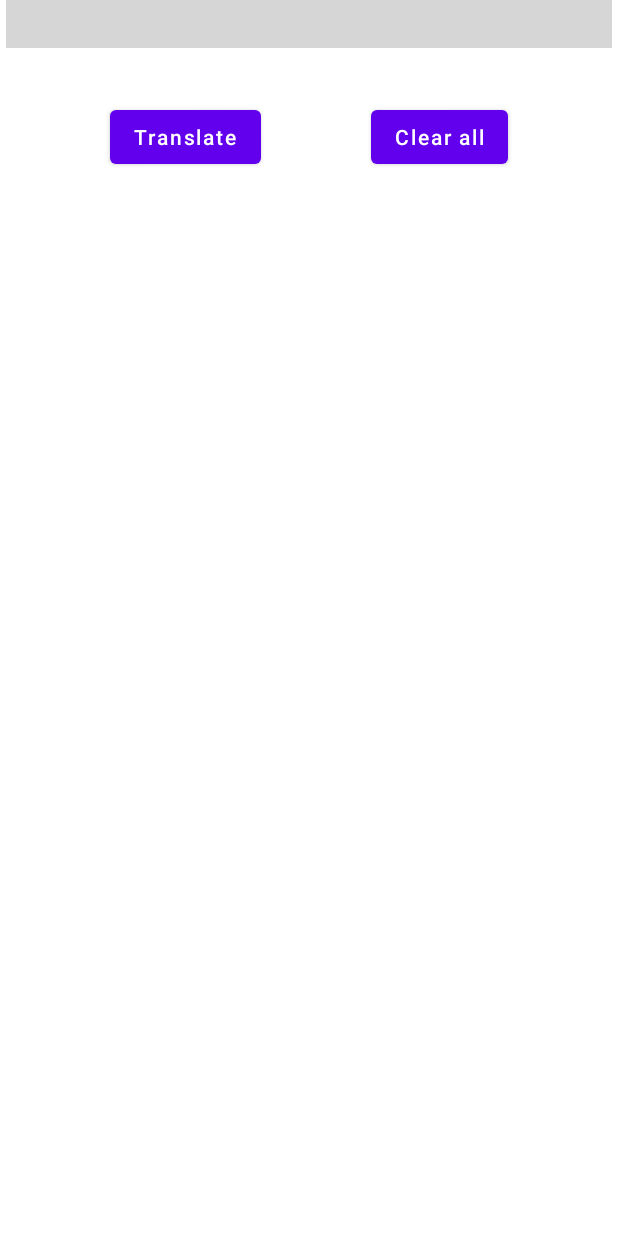
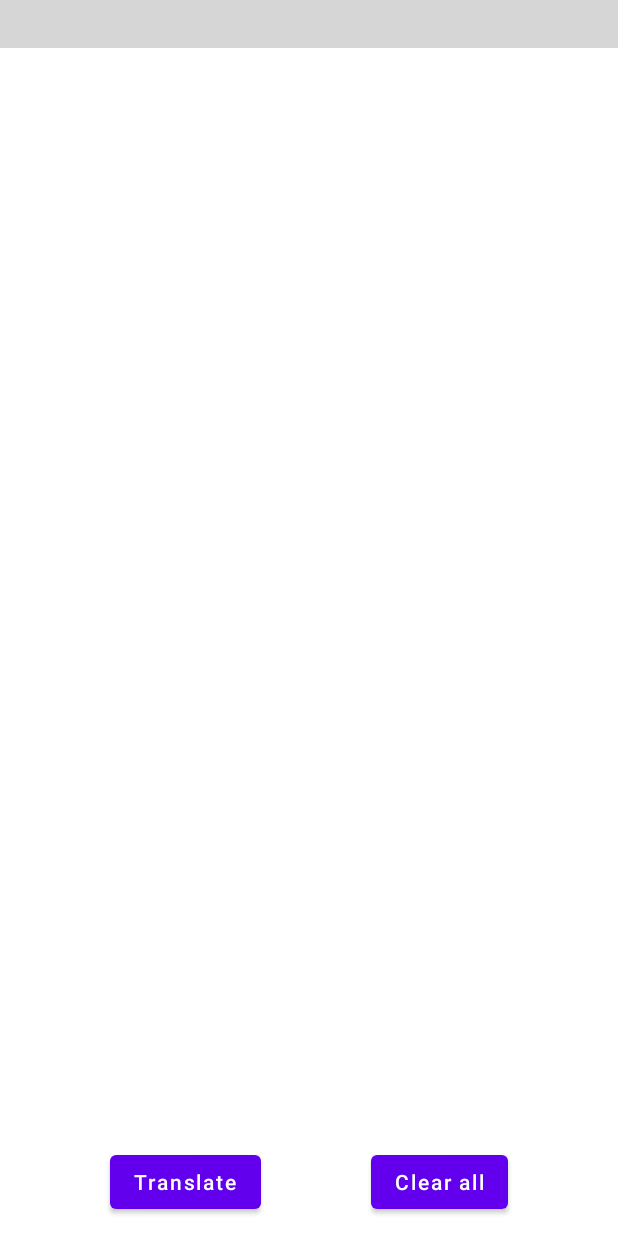
Before and after one commit to okdiman/easy-peasy-travel-repo, an Android app: the layout recognizer_fragment.xml on its own in the app's theme, with its tools: preview values and no code run, on a phone screen of 412 x 824 dp. Run offline under Robolectric (Android 15) with nearby library versions, the phone set to English and light mode, and no system bars; plain views replace PreviewView; grey boxes are pictures that could not be loaded.

Commit message:
сменил тему и вынес кнопки из скролл сью

```diff
--- a/app/src/main/java/okunev/projects/easypeasytravel/recognizer/presentation/RecognizerFragment.kt
+++ b/app/src/main/java/okunev/projects/easypeasytravel/recognizer/presentation/RecognizerFragment.kt
@@ -39,8 +39,7 @@ class RecognizerFragment : Fragment(R.layout.recognizer_fragment) {
     }
 
     private fun registerPermissionListener() {
-        permissionLauncher =
-            registerForActivityResult(
+        permissionLauncher = registerForActivityResult(
             ActivityResultContracts.RequestMultiplePermissions()
         ) { permissions ->
             if (permissions.values.contains(false)) {
--- a/app/src/main/res/layout/my_activity.xml
+++ b/app/src/main/res/layout/my_activity.xml
@@ -14,5 +14,4 @@
         app:defaultNavHost="true"
         app:navGraph="@navigation/nav_graph">
     </fragment>
-
 </FrameLayout>
--- a/app/src/main/res/layout/recognizer_fragment.xml
+++ b/app/src/main/res/layout/recognizer_fragment.xml
@@ -1,21 +1,24 @@
 <?xml version="1.0" encoding="utf-8"?>
-<androidx.core.widget.NestedScrollView xmlns:android="http://schemas.android.com/apk/res/android"
+<androidx.constraintlayout.widget.ConstraintLayout xmlns:android="http://schemas.android.com/apk/res/android"
+    xmlns:app="http://schemas.android.com/apk/res-auto"
     android:layout_width="match_parent"
     android:layout_height="match_parent">
 
+    <androidx.core.widget.NestedScrollView
+        android:layout_width="match_parent"
+        android:layout_height="match_parent">
 
         <androidx.constraintlayout.widget.ConstraintLayout
-        xmlns:app="http://schemas.android.com/apk/res-auto"
             android:layout_width="match_parent"
-        android:layout_height="match_parent">
+            android:layout_height="wrap_content">
 
             <androidx.camera.view.PreviewView
                 android:id="@+id/vViewFinder"
                 android:layout_width="match_parent"
                 android:layout_height="match_parent"
-            android:layout_margin="4dp" />
+                android:layout_marginTop="4dp" />
 
-        <TextView
+            <androidx.appcompat.widget.AppCompatTextView
                 android:id="@+id/vTranslateTextView"
                 android:layout_width="match_parent"
                 android:layout_height="wrap_content"
@@ -23,6 +26,9 @@
                 android:paddingBottom="60dp"
                 app:layout_constraintBottom_toBottomOf="parent"
                 app:layout_constraintTop_toBottomOf="@id/vViewFinder" />
+
+        </androidx.constraintlayout.widget.ConstraintLayout>
+    </androidx.core.widget.NestedScrollView>
 
     <Button
         android:id="@+id/vImageCaptureButton"
@@ -49,4 +55,3 @@
         app:layout_constraintStart_toEndOf="@id/vImageCaptureButton" />
 
 </androidx.constraintlayout.widget.ConstraintLayout>
-</androidx.core.widget.NestedScrollView>
--- a/app/src/main/res/values-night/themes.xml
+++ b/app/src/main/res/values-night/themes.xml
@@ -1,6 +1,6 @@
 <resources xmlns:tools="http://schemas.android.com/tools">
     <!-- Base application theme. -->
-    <style name="Theme.EasyPeasyTravel" parent="Theme.MaterialComponents.DayNight.DarkActionBar">
+    <style name="Theme.EasyPeasyTravel" parent="Theme.MaterialComponents.DayNight.NoActionBar">
         <!-- Primary brand color. -->
         <item name="colorPrimary">@color/purple_200</item>
         <item name="colorPrimaryVariant">@color/purple_700</item>
--- a/app/src/main/res/values/themes.xml
+++ b/app/src/main/res/values/themes.xml
@@ -1,6 +1,6 @@
 <resources xmlns:tools="http://schemas.android.com/tools">
     <!-- Base application theme. -->
-    <style name="Theme.EasyPeasyTravel" parent="Theme.MaterialComponents.DayNight.DarkActionBar">
+    <style name="Theme.EasyPeasyTravel" parent="Theme.MaterialComponents.DayNight.NoActionBar">
         <!-- Primary brand color. -->
         <item name="colorPrimary">@color/purple_500</item>
         <item name="colorPrimaryVariant">@color/purple_700</item>
```
Also changed, not shown: app/src/main/AndroidManifest.xml (+6 -5 lines). Lines whose indentation alone changed are shown as unchanged.
